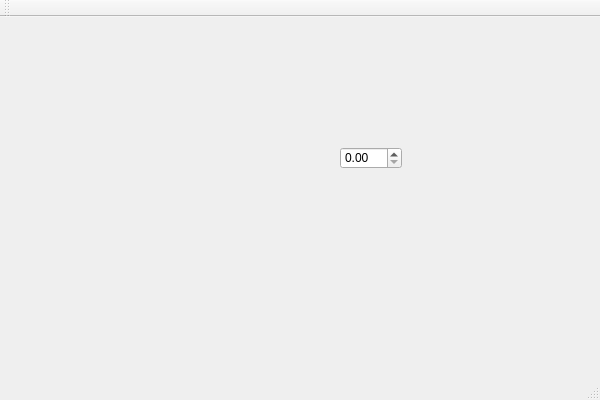
Qt form PeViewer/PeViewer.ui (ldoublej/PeViewer) before a commit.
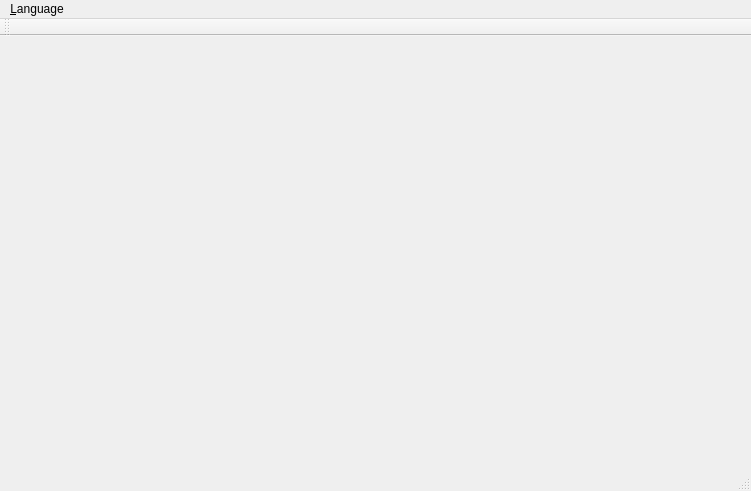
The same form after that commit.

What changed in the file:
```diff
--- a/PeViewer/PeViewer.ui
+++ b/PeViewer/PeViewer.ui
@@ -6,34 +6,31 @@
    <rect>
     <x>0</x>
     <y>0</y>
-    <width>600</width>
-    <height>400</height>
+    <width>751</width>
+    <height>491</height>
    </rect>
   </property>
   <property name="windowTitle">
    <string>PeViewer</string>
   </property>
-  <widget class="QWidget" name="centralWidget">
-   <widget class="QDoubleSpinBox" name="doubleSpinBox">
-    <property name="geometry">
-     <rect>
-      <x>340</x>
-      <y>130</y>
-      <width>62</width>
-      <height>22</height>
-     </rect>
-    </property>
-   </widget>
-  </widget>
+  <widget class="QWidget" name="centralWidget"/>
   <widget class="QMenuBar" name="menuBar">
    <property name="geometry">
     <rect>
      <x>0</x>
      <y>0</y>
-     <width>600</width>
+     <width>751</width>
      <height>23</height>
     </rect>
    </property>
+   <widget class="QMenu" name="menuLanguage">
+    <property name="title">
+     <string>&amp;Language</string>
+    </property>
+    <addaction name="actionEnglish"/>
+    <addaction name="actionSimplifiedChinese"/>
+   </widget>
+   <addaction name="menuLanguage"/>
   </widget>
   <widget class="QToolBar" name="mainToolBar">
    <attribute name="toolBarArea">
```
Left out of the diff: 16 changed lines with no effect on the pictures.
